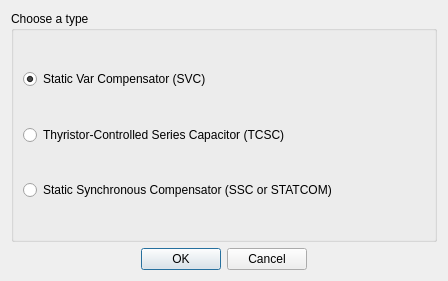
Above: src/electricalsim/ui/choose_facts_type.ui from aloytag/electrical-grid-simulator before the change. Below: the same form after it.
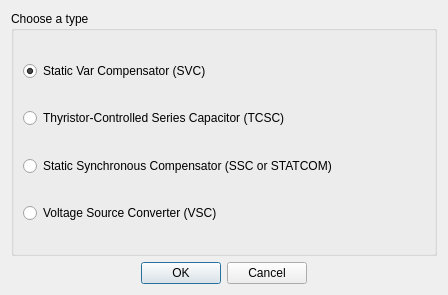
That is the form after the change.

Commit message: Adding tables for power flow results in FACTS

```diff
--- a/src/electricalsim/ui/choose_facts_type.ui
+++ b/src/electricalsim/ui/choose_facts_type.ui
@@ -7,19 +7,19 @@
     <x>0</x>
     <y>0</y>
     <width>448</width>
-    <height>281</height>
+    <height>295</height>
    </rect>
   </property>
   <property name="minimumSize">
    <size>
     <width>448</width>
-    <height>281</height>
+    <height>295</height>
    </size>
   </property>
   <property name="maximumSize">
    <size>
     <width>448</width>
-    <height>281</height>
+    <height>295</height>
    </size>
   </property>
   <property name="windowTitle">
@@ -104,6 +104,29 @@
         </property>
        </widget>
       </item>
+      <item>
+       <spacer name="verticalSpacer_5">
+        <property name="orientation">
+         <enum>Qt::Orientation::Vertical</enum>
+        </property>
+        <property name="sizeHint" stdset="0">
+         <size>
+          <width>20</width>
+          <height>40</height>
+         </size>
+        </property>
+       </spacer>
+      </item>
+      <item>
+       <widget class="QRadioButton" name="radioVSC">
+        <property name="toolTip">
+         <string>&lt;html&gt;&lt;head/&gt;&lt;body&gt;&lt;p&gt;A shunt-connected device used for reactive compensation in order to control the voltage magnitude. It connects a Voltage Source Converter (VSC) through a coupling transformer.&lt;/p&gt;&lt;/body&gt;&lt;/html&gt;</string>
+        </property>
+        <property name="text">
+         <string>Voltage Source Converter (VSC)</string>
+        </property>
+       </widget>
+      </item>
       <item>
        <spacer name="verticalSpacer_8">
         <property name="orientation">
```
Left out of the diff: 18 changed lines with no effect on the pictures. The commit also changes 5 other files.
